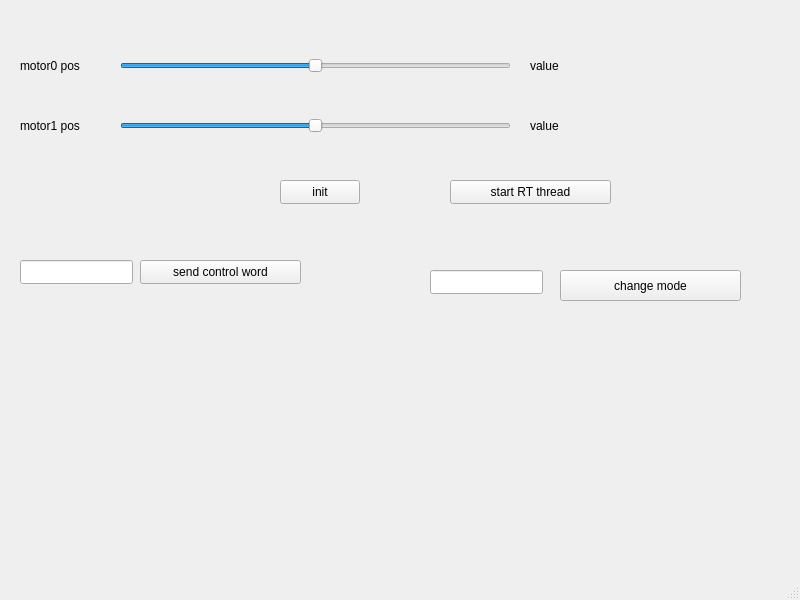
Above: mainwindow.ui from NANDKLFSAJDKJHAjkhdsakxz1312/abstraction before the change. Below: the same form after it.
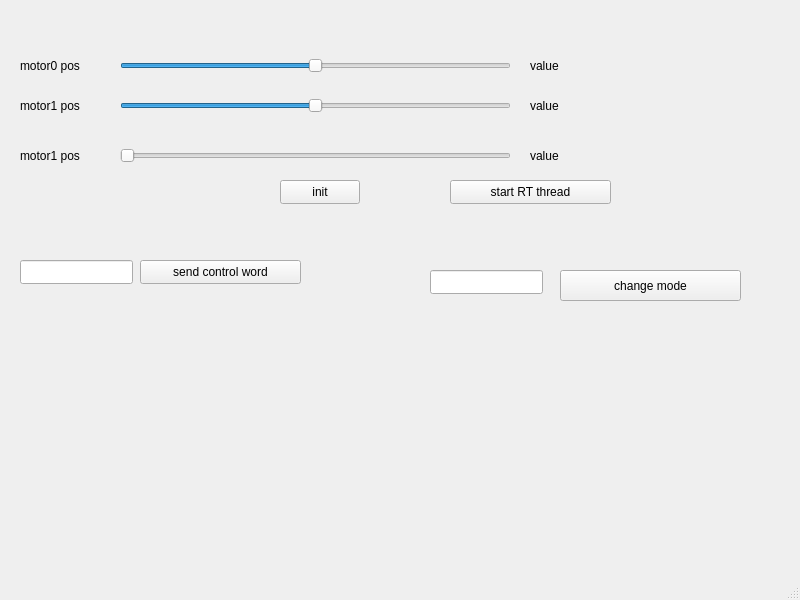
That is the form after the change.

```diff
--- a/mainwindow.ui
+++ b/mainwindow.ui
@@ -135,7 +135,7 @@
     <property name="geometry">
      <rect>
       <x>120</x>
-      <y>110</y>
+      <y>90</y>
       <width>391</width>
       <height>31</height>
      </rect>
@@ -154,7 +154,7 @@
     <property name="geometry">
      <rect>
       <x>530</x>
-      <y>110</y>
+      <y>90</y>
       <width>101</width>
       <height>31</height>
      </rect>
@@ -167,7 +167,7 @@
     <property name="geometry">
      <rect>
       <x>20</x>
-      <y>110</y>
+      <y>90</y>
       <width>81</width>
       <height>31</height>
      </rect>
@@ -176,6 +176,54 @@
      <string>motor1 pos</string>
     </property>
    </widget>
+   <widget class="QLabel" name="valuelabel_2">
+    <property name="geometry">
+     <rect>
+      <x>530</x>
+      <y>140</y>
+      <width>101</width>
+      <height>31</height>
+     </rect>
+    </property>
+    <property name="text">
+     <string>value</string>
+    </property>
+   </widget>
+   <widget class="QLabel" name="poslabel_2">
+    <property name="geometry">
+     <rect>
+      <x>20</x>
+      <y>140</y>
+      <width>81</width>
+      <height>31</height>
+     </rect>
+    </property>
+    <property name="text">
+     <string>motor1 pos</string>
+    </property>
+   </widget>
+   <widget class="QSlider" name="slider_2">
+    <property name="geometry">
+     <rect>
+      <x>120</x>
+      <y>140</y>
+      <width>391</width>
+      <height>31</height>
+     </rect>
+    </property>
+    <property name="minimum">
+     <number>-182694141</number>
+    </property>
+    <property name="maximum">
+     <number>-182624141</number>
+    </property>
+    <property name="value">
+     <number>-182674141</number>
+    </property>
+    <property name="orientation">
+     <enum>Qt::Horizontal</enum>
+    </property>
+   </widget>
   </widget>
   <widget class="QMenuBar" name="menubar">
    <property name="geometry">
```
